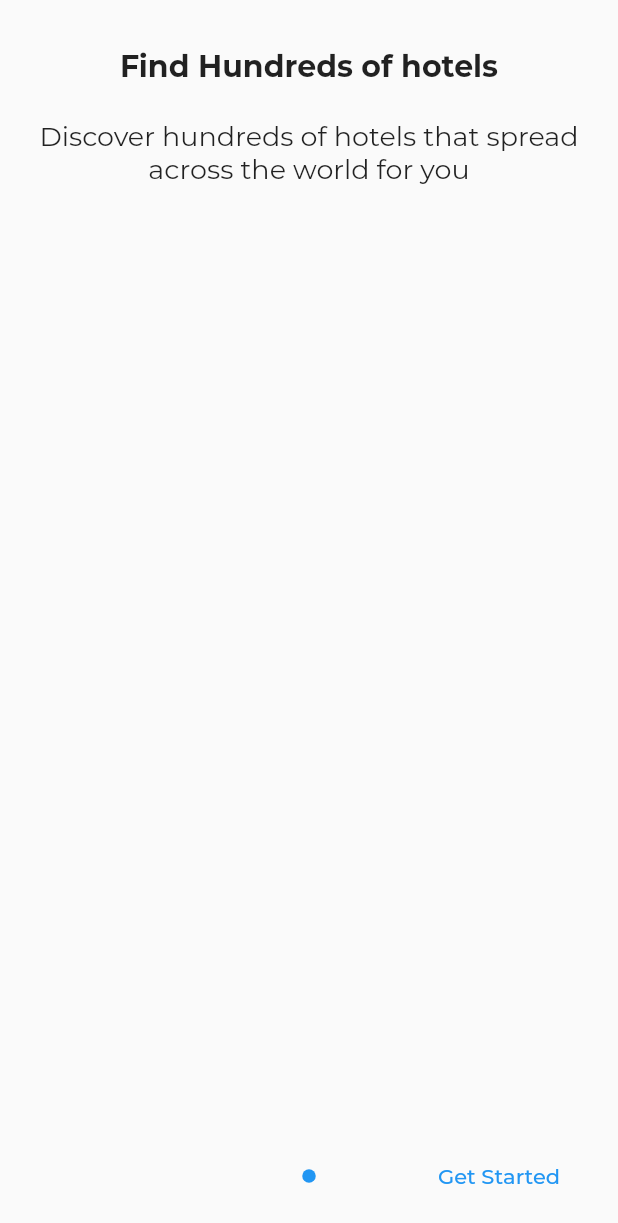
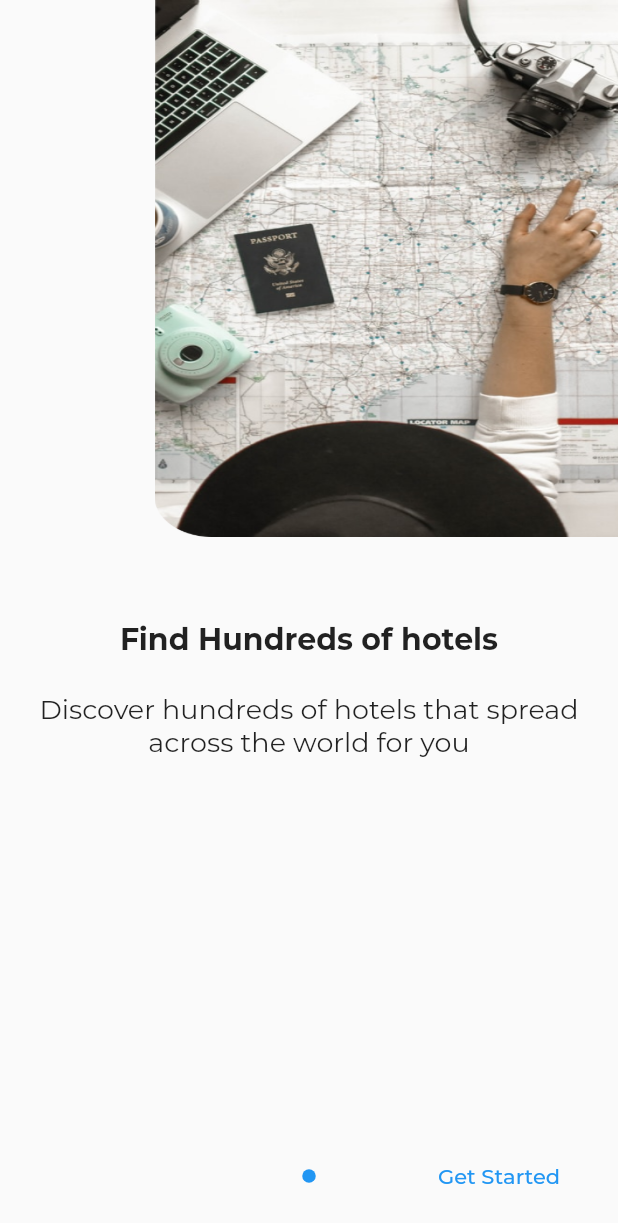
Before and after one commit to onumengine/encostay, a Flutter app: the screen it shows after launch, on a phone screen of 412 x 824 dp. Shown: the top 1223 px of the screen. Run offline on Flutter 3.47's test engine with Material 2 defaults, Android fonts, the phone set to English and light mode, and no system bars; drawn by our look-alikes of introduction_screen; project files that could hold a hidden picture were left out.

Commit message:
align the first onboarding page image

```diff
--- a/lib/ui/screens/onboarding_screen.dart
+++ b/lib/ui/screens/onboarding_screen.dart
@@ -4,7 +4,8 @@ import 'package:introduction_screen/introduction_screen.dart';
 class OnboardingScreen extends StatelessWidget {
   Widget build(BuildContext context) {
     return Scaffold(
-      body: IntroductionScreen(
+      body: LayoutBuilder(
+        builder: (_, constraints) => IntroductionScreen(
           done: Text("Get Started"),
           onDone: () {
             ScaffoldMessenger.of(context).showSnackBar(
@@ -19,8 +20,17 @@ class OnboardingScreen extends StatelessWidget {
               title: 'Find Hundreds of hotels',
               body:
                   'Discover hundreds of hotels that spread across the world for you',
+              image: Align(
+                alignment: Alignment.topRight,
+                child: Image.asset(
+                  'lib/assets/images/onboarding_1.png',
+                  width: constraints.widthConstraints().maxWidth * 3 / 4,
+                  fit: BoxFit.fill,
+                ),
+              ),
             ),
           ],
+        ),
       ),
     );
   }
```
Lines whose indentation alone changed are shown as unchanged.
